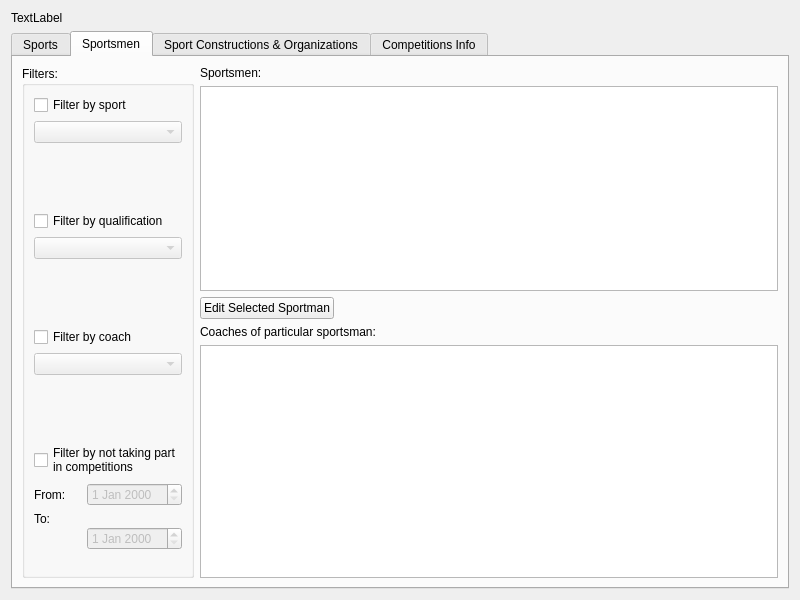
Above: maintabwindow.ui from application-developer-DA/db-course before the change. Below: the same form after it.
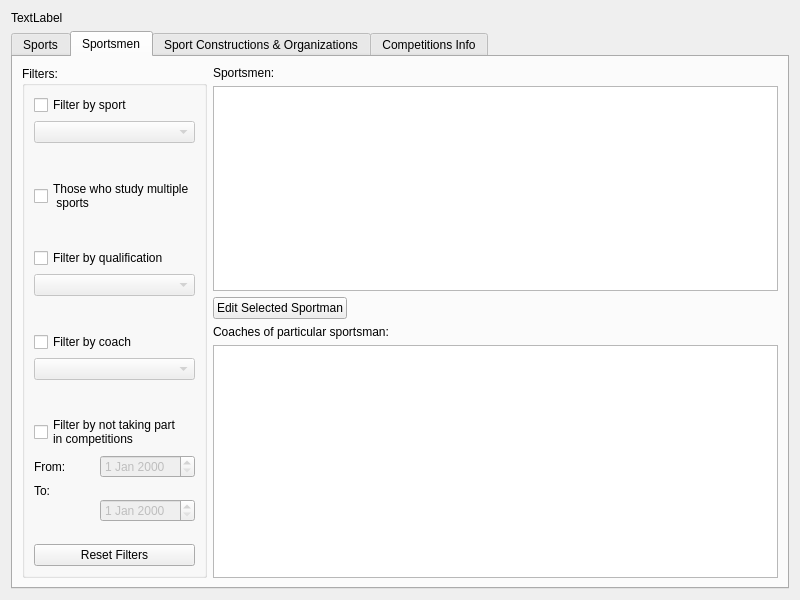
That is the form after the change. The open tabs and pages were chosen to show the change.

Commit message: Add filter logic to sportsmen tab

Patch:
```diff
--- a/maintabwindow.ui
+++ b/maintabwindow.ui
@@ -124,56 +124,33 @@
           <string>Filters:</string>
          </property>
          <layout class="QGridLayout" name="gridLayout_3">
-          <item row="0" column="0">
-           <layout class="QVBoxLayout" name="verticalLayout_6">
-            <item>
-             <widget class="QCheckBox" name="sportFilterCheckbox">
-              <property name="text">
-               <string>Filter by sport</string>
-              </property>
-             </widget>
-            </item>
-            <item>
-             <widget class="QComboBox" name="sportComboBox">
-              <property name="enabled">
-               <bool>false</bool>
-              </property>
-             </widget>
-            </item>
-           </layout>
-          </item>
-          <item row="1" column="0">
-           <spacer name="verticalSpacer">
+          <item row="7" column="0">
+           <spacer name="verticalSpacer_3">
             <property name="orientation">
              <enum>Qt::Vertical</enum>
             </property>
             <property name="sizeHint" stdset="0">
              <size>
               <width>20</width>
-              <height>63</height>
+              <height>29</height>
              </size>
             </property>
            </spacer>
           </item>
-          <item row="2" column="0">
-           <layout class="QVBoxLayout" name="verticalLayout_5">
-            <item>
-             <widget class="QCheckBox" name="qualificationFilterCheckbox">
-              <property name="text">
-               <string>Filter by qualification</string>
-              </property>
-             </widget>
-            </item>
-            <item>
-             <widget class="QComboBox" name="qualificationComboBox">
-              <property name="enabled">
-               <bool>false</bool>
-              </property>
-             </widget>
-            </item>
-           </layout>
-          </item>
           <item row="3" column="0">
+           <spacer name="verticalSpacer">
+            <property name="orientation">
+             <enum>Qt::Vertical</enum>
+            </property>
+            <property name="sizeHint" stdset="0">
+             <size>
+              <width>20</width>
+              <height>29</height>
+             </size>
+            </property>
+           </spacer>
+          </item>
+          <item row="5" column="0">
            <spacer name="verticalSpacer_2">
             <property name="orientation">
              <enum>Qt::Vertical</enum>
@@ -181,12 +158,27 @@
             <property name="sizeHint" stdset="0">
              <size>
               <width>20</width>
-              <height>63</height>
+              <height>28</height>
              </size>
             </property>
            </spacer>
           </item>
-          <item row="4" column="0">
+          <item row="2" column="0">
+           <widget class="QCheckBox" name="multipleSportsFilterCheckbox">
+            <property name="text">
+             <string>Those who study multiple
+ sports</string>
+            </property>
+           </widget>
+          </item>
+          <item row="9" column="0">
+           <widget class="QPushButton" name="sportsmenResetFilters">
+            <property name="text">
+             <string>Reset Filters</string>
+            </property>
+           </widget>
+          </item>
+          <item row="6" column="0">
            <layout class="QVBoxLayout" name="verticalLayout_4">
             <item>
              <widget class="QCheckBox" name="coachFilterCheckbox">
@@ -204,20 +196,7 @@
             </item>
            </layout>
           </item>
-          <item row="5" column="0">
-           <spacer name="verticalSpacer_3">
-            <property name="orientation">
-             <enum>Qt::Vertical</enum>
-            </property>
-            <property name="sizeHint" stdset="0">
-             <size>
-              <width>20</width>
-              <height>63</height>
-             </size>
-            </property>
-           </spacer>
-          </item>
-          <item row="6" column="0">
+          <item row="8" column="0">
            <layout class="QVBoxLayout" name="verticalLayout_7">
             <item>
              <widget class="QCheckBox" name="competitionsFilterCheckbox">
@@ -261,6 +240,55 @@
             </item>
            </layout>
           </item>
+          <item row="4" column="0">
+           <layout class="QVBoxLayout" name="verticalLayout_5">
+            <item>
+             <widget class="QCheckBox" name="qualificationFilterCheckbox">
+              <property name="text">
+               <string>Filter by qualification</string>
+              </property>
+             </widget>
+            </item>
+            <item>
+             <widget class="QComboBox" name="qualificationComboBox">
+              <property name="enabled">
+               <bool>false</bool>
+              </property>
+             </widget>
+            </item>
+           </layout>
+          </item>
+          <item row="0" column="0">
+           <layout class="QVBoxLayout" name="verticalLayout_6">
+            <item>
+             <widget class="QCheckBox" name="sportFilterCheckbox">
+              <property name="text">
+               <string>Filter by sport</string>
+              </property>
+             </widget>
+            </item>
+            <item>
+             <widget class="QComboBox" name="sportComboBox">
+              <property name="enabled">
+               <bool>false</bool>
+              </property>
+             </widget>
+            </item>
+           </layout>
+          </item>
+          <item row="1" column="0">
+           <spacer name="verticalSpacer_4">
+            <property name="orientation">
+             <enum>Qt::Vertical</enum>
+            </property>
+            <property name="sizeHint" stdset="0">
+             <size>
+              <width>20</width>
+              <height>26</height>
+             </size>
+            </property>
+           </spacer>
+          </item>
          </layout>
         </widget>
        </item>
```
Left out of the diff: 2 changed lines with no effect on the pictures. The commit also changes 3 other files.
